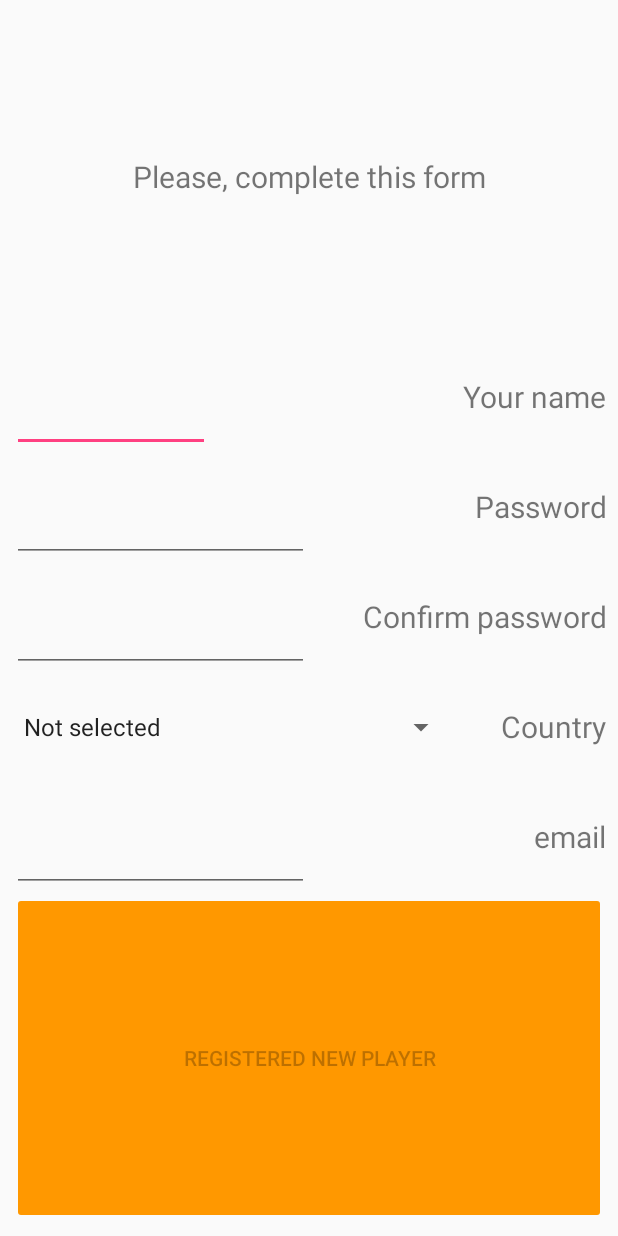
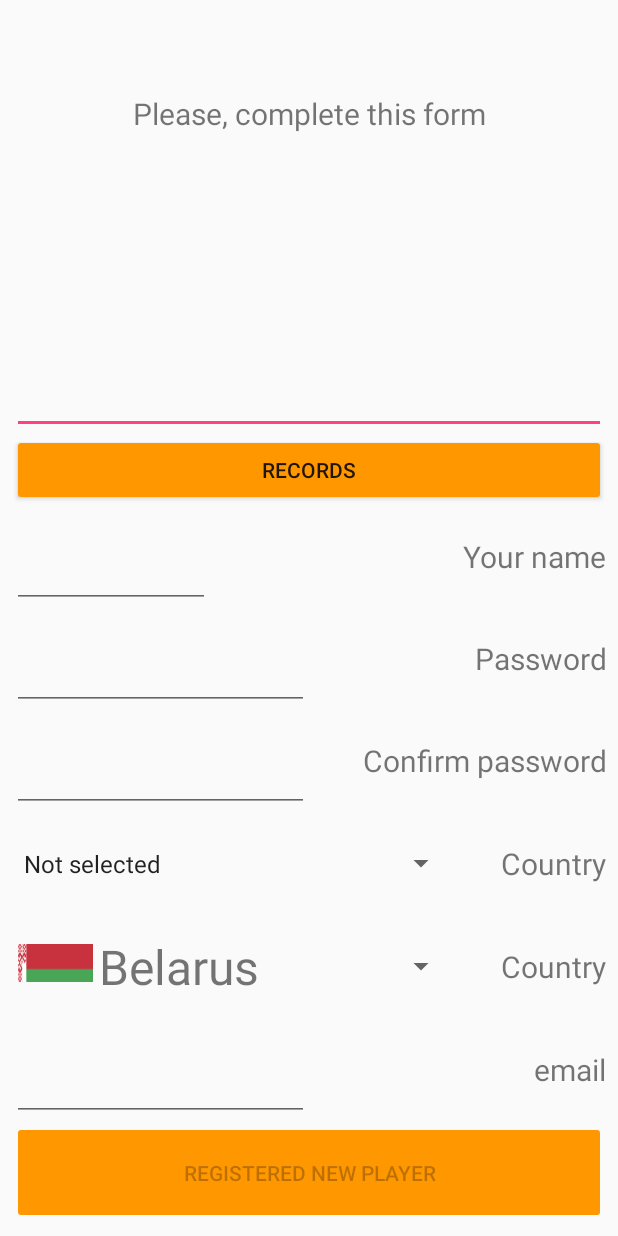
Before and after one commit to Kiolk/BullsAndCows, an Android app: the RegistrationPageActivity screen opened directly, with no data from a screen before it, on a phone screen of 412 x 824 dp. Run offline under Robolectric (Android 15) with nearby library versions, the phone set to English and light mode, and no system bars.

Commit message:
Implement custom country spinner

```diff
--- a/app/src/main/java/com/example/notepad/bullsandcows/data/managers/UserBaseManager.java
+++ b/app/src/main/java/com/example/notepad/bullsandcows/data/managers/UserBaseManager.java
@@ -22,10 +22,12 @@ public class UserBaseManager implements UserInfoCallback {
 
     private static final String FREE_USER_NAME_ON_BACKEND = "Free user name";
     private static final String USER_BACKEND_URL = "https://myjson-182914.appspot.com/_ah/api/";
-    public static final String SPLITTER_FOR_TIMER = ":";
-    public static final int MINUTE_TIME = 0;
-    public static final int SECOND_TIME = 1;
-    public static final int ADD_ONE_NEW_GAME = 1;
+    private static final String SPLITTER_FOR_TIMER = ":";
+    private static final int MINUTE_TIME = 0;
+    private static final int SECOND_TIME = 1;
+    private static final int ADD_ONE_NEW_GAME = 1;
+    private static final int MAX_USER_LAST_RECORD = 5;
+    private static final int MAX_BEST_RECORDS_NOTES = 10;
 
     private UserDataBase mUserModel;
     private UserDataBase mUserModelFromBackend;
@@ -149,9 +151,9 @@ public class UserBaseManager implements UserInfoCallback {
                     }
 
                     userInfo.setBestUserRecords(listRecords);
+                    userInfo.setLastFiveUserRecords(updateLastRecords(userInfo.getLastFiveUserRecords(), pRecord));
                     userInfo.setMNumberPlayedGames(userInfo.getMNumberPlayedGames() + ADD_ONE_NEW_GAME);
-                    userInfo = myApiService.update(userInfo.getUserName(), userInfo).execute();
-                    userInfo.clear();
+                    myApiService.update(userInfo.getUserName(), userInfo).execute();
                 } catch (IOException pE) {
                     pE.getStackTrace();
                 }
@@ -159,6 +161,32 @@ public class UserBaseManager implements UserInfoCallback {
         });
         thread.start();
     }
+
+    private List<BestUserRecords> updateLastRecords(List<BestUserRecords> lastFiveUserRecords, BestUserRecords pRecord) {
+        List<BestUserRecords> lastFive = lastFiveUserRecords;
+
+        if (lastFive == null) {
+            lastFive = new ArrayList<>();
+        } else {
+            lastFive.add(pRecord);
+        }
+
+        while (lastFive.size() > MAX_USER_LAST_RECORD) {
+            lastFive.remove(0);
+        }
+
+        Comparator<BestUserRecords> comparator = new Comparator<BestUserRecords>() {
+            @Override
+            public int compare(BestUserRecords o1, BestUserRecords o2) {
+                return o2.getDate().compareTo(o1.getDate());
+            }
+        };
+        //TODO implement revers sort
+        Collections.sort(lastFive, comparator);
+
+        return lastFive;
+    }
+
 
     private List<BestUserRecords> insertPossibleBestRecord(List<BestUserRecords> listRecords, BestUserRecords pRecord) {
         boolean isCodPresent = false;
@@ -184,11 +212,13 @@ public class UserBaseManager implements UserInfoCallback {
                     listRecords.add(pRecord);
                 }
 
+                listRecords = sortListRecords(listRecords);
                 listRecords.get(i).setMNumberGames(playedGames);
+                break;
             }
         }
 
-        if (!isCodPresent && listRecords.size() <= 10) {
+        if (!isCodPresent && listRecords.size() <= MAX_BEST_RECORDS_NOTES) {
             pRecord.setMNumberGames(ADD_ONE_NEW_GAME);
             listRecords.add(pRecord);
         }
@@ -197,18 +227,19 @@ public class UserBaseManager implements UserInfoCallback {
     }
 
     private List<BestUserRecords> sortListRecords(List<BestUserRecords> listRecords) {
+
         Comparator<BestUserRecords> listComparator = new Comparator<BestUserRecords>() {
-
             @Override
             public int compare(BestUserRecords pRecord1, BestUserRecords pRecord2) {
                 return pRecord1.getCodes().compareTo(pRecord2.getCodes());
             }
         };
         Collections.sort(listRecords, listComparator);
+
         return listRecords;
     }
 
-    private void updateLastUserVisit(){
+    private void updateLastUserVisit() {
         Thread thread = new Thread(new Runnable() {
             @Override
             public void run() {
--- /dev/null
+++ b/app/src/main/java/com/example/notepad/bullsandcows/data/models/ItemCountryData.java
@@ -0,0 +1,29 @@
+package com.example.notepad.bullsandcows.data.models;
+
+public class ItemCountryData {
+
+    private String mCountry;
+
+    private int mResource;
+
+    public ItemCountryData(String mCountry, int mResource) {
+        this.mCountry = mCountry;
+        this.mResource = mResource;
+    }
+
+    public String getCountry() {
+        return mCountry;
+    }
+
+    public void setCountry(String mCountry) {
+        this.mCountry = mCountry;
+    }
+
+    public int getResource() {
+        return mResource;
+    }
+
+    public void setResource(int mResource) {
+        this.mResource = mResource;
+    }
+}
--- a/app/src/main/java/com/example/notepad/bullsandcows/ui/activity/activiteis/RegistrationPageActivity.java
+++ b/app/src/main/java/com/example/notepad/bullsandcows/ui/activity/activiteis/RegistrationPageActivity.java
@@ -9,13 +9,19 @@ import android.widget.AdapterView;
 import android.widget.ArrayAdapter;
 import android.widget.Button;
 import android.widget.EditText;
+import android.widget.ImageView;
 import android.widget.Spinner;
 import android.widget.Toast;
 
 import com.example.notepad.bullsandcows.data.managers.UserBaseManager;
 import com.example.notepad.bullsandcows.R;
+import com.example.notepad.bullsandcows.data.models.ItemCountryData;
+import com.example.notepad.bullsandcows.ui.activity.adapters.CountrySpinnerAdapter;
 import com.example.notepad.bullsandcows.utils.Constants;
+import com.example.notepad.bullsandcows.utils.CountryUtils;
 import com.example.notepad.myapplication.backend.userDataBaseApi.model.UserDataBase;
+
+import java.util.ArrayList;
 
 public class RegistrationPageActivity extends AppCompatActivity {
 
@@ -23,9 +29,13 @@ public class RegistrationPageActivity extends AppCompatActivity {
     private EditText mPassword;
     private EditText mPassword2;
     private EditText mEmail;
+    private EditText mImageUrl;
+    private Button mSetImageButton;
+    private ImageView mUserImage;
     private Button mRegisterButton;
     private UserDataBase mUser;
     private Spinner mSpinner;
+    private Spinner mSpinnerEx;
     private boolean mNikFree;
 
     @Override
@@ -111,6 +121,11 @@ public class RegistrationPageActivity extends AppCompatActivity {
 
             }
         });
+
+        mSpinnerEx = findViewById(R.id.example_country_registration_spinner);
+        CountrySpinnerAdapter spinnerAdapter = new CountrySpinnerAdapter(RegistrationPageActivity.this,
+                R.layout.item_country_spinner_layout, 2, CountryUtils.getCountryList());
+        mSpinnerEx.setAdapter(spinnerAdapter);
     }
 
     private void initView() {
@@ -118,7 +133,10 @@ public class RegistrationPageActivity extends AppCompatActivity {
         mPassword = findViewById(R.id.password_registration_edit_text);
         mPassword2 = findViewById(R.id.password2_registration_edit_text);
         mEmail = findViewById(R.id.email_registration_edit_text);
+        mImageUrl = findViewById(R.id.image_url_edit_tet);
+        mUserImage = findViewById(R.id.user_image_registration_image_view);
         mRegisterButton = findViewById(R.id.registration_button);
+        mSetImageButton = findViewById(R.id.set_image_registration_button);
         mRegisterButton.setEnabled(false);
     }
 
@@ -135,6 +153,10 @@ public class RegistrationPageActivity extends AppCompatActivity {
         mUser.setCountry(mSpinner.getSelectedItem().toString());
         Log.d(Constants.TAG, "User country: " + mUser.getCountry());
         mUser.setEmail(mEmail.getText().toString());
+        mUser.setCountry(CountryUtils.getCountry(mSpinnerEx.getSelectedItemPosition()));
+        mUser.setMCountryFlag(CountryUtils.getCountryResources(mUser.getCountry()));
+        mUser.setMPhotoUrl(mImageUrl.getText().toString());
+        int i = 0;
     }
 
     View.OnClickListener clickBtn = new View.OnClickListener() {
@@ -155,4 +177,9 @@ public class RegistrationPageActivity extends AppCompatActivity {
             finish();
         }
     };
+
+    public void submitImage(View view){
+
+    }
+
 }
--- /dev/null
+++ b/app/src/main/java/com/example/notepad/bullsandcows/ui/activity/adapters/CountrySpinnerAdapter.java
@@ -0,0 +1,56 @@
+package com.example.notepad.bullsandcows.ui.activity.adapters;
+
+import android.annotation.SuppressLint;
+import android.content.Context;
+import android.support.annotation.NonNull;
+import android.support.annotation.Nullable;
+import android.view.LayoutInflater;
+import android.view.View;
+import android.view.ViewGroup;
+import android.widget.ArrayAdapter;
+import android.widget.ImageView;
+import android.widget.TextView;
+
+import com.example.notepad.bullsandcows.R;
+import com.example.notepad.bullsandcows.data.models.ItemCountryData;
+
+import java.util.ArrayList;
+import java.util.List;
+import java.util.zip.Inflater;
+
+public class CountrySpinnerAdapter extends ArrayAdapter<ItemCountryData> {
+
+    Context mContext;
+
+    int mGroupId;
+
+    ArrayList<ItemCountryData> mList;
+
+    LayoutInflater mInflater;
+
+    public CountrySpinnerAdapter(@NonNull Context context, int resource, int textViewResourceId, @NonNull List<ItemCountryData> objects) {
+        super(context, resource, textViewResourceId, objects);
+
+        mList = (ArrayList<ItemCountryData>) objects;
+        mGroupId = resource;
+        mInflater = (LayoutInflater) context.getSystemService(Context.LAYOUT_INFLATER_SERVICE);
+    }
+
+    @SuppressLint("NewApi")
+    @NonNull
+    @Override
+    public View getView(int position, @Nullable View convertView, @NonNull ViewGroup parent) {
+        View itemView = mInflater.inflate(mGroupId, parent, false);
+        ImageView image = itemView.findViewById(R.id.country_flag_spinner_image_view);
+        image.setImageResource(mList.get(position).getResource());
+        TextView countryText = itemView.findViewById(R.id.country_spinner_text_view);
+        countryText.setText(mList.get(position).getCountry());
+        return itemView;
+
+    }
+
+    @Override
+    public View getDropDownView(int position, @Nullable View convertView, @NonNull ViewGroup parent) {
+        return getView(position, convertView, parent);
+    }
+}
--- a/app/src/main/java/com/example/notepad/bullsandcows/ui/activity/fragments/UserInfoRecordFragment.java
+++ b/app/src/main/java/com/example/notepad/bullsandcows/ui/activity/fragments/UserInfoRecordFragment.java
@@ -32,7 +32,9 @@ public class UserInfoRecordFragment extends Fragment {
     private TextView mPlayedGames;
     private ImageView mCountryFlag;
     private UserRecordsRecyclerViewAdapter mAdapter;
+    private UserRecordsRecyclerViewAdapter mLastRecordAdapter;
     private RecyclerView mRecordRecyclerView;
+    private RecyclerView mLastRecordsRecyclerView;
 
     @Nullable
     @Override
@@ -43,12 +45,13 @@ public class UserInfoRecordFragment extends Fragment {
         mCountryFlag = view.findViewById(R.id.country_flag_fragment_image_view);
         mLastVisit = view.findViewById(R.id.last_visit_fragment_image_view);
         mPlayedGames = view.findViewById(R.id.number_played_game_fragment_text_view);
+        mLastRecordsRecyclerView = view.findViewById(R.id.last_five_user_records_recycler_view);
 
         return view;
     }
 
     @TargetApi(Build.VERSION_CODES.LOLLIPOP) //TODO may be not this method not work on early version
-    public void showInfoAboutUser(Context pContext, UserDataBase pUserInfo){
+    public void showInfoAboutUser(Context pContext, UserDataBase pUserInfo) {
         ArrayList<BestUserRecords> listRecords = (ArrayList<BestUserRecords>) pUserInfo.getBestUserRecords();
         Log.d("MyLogs", listRecords.toString());
         mUserName.setText(pUserInfo.getUserName());
@@ -56,14 +59,28 @@ public class UserInfoRecordFragment extends Fragment {
         String res = Constants.EMPTY_STRING + pUserInfo.getMNumberPlayedGames();
         mPlayedGames.setText(res);
         String country = "R.drawable." + "ic_" + "belarus";
-        int flag = R.drawable.ic_belarus;
-        mCountryFlag.setImageDrawable(getResources().getDrawable(flag,null));
-        mAdapter = new UserRecordsRecyclerViewAdapter( listRecords);
+
+        try {
+            int flag = pUserInfo.getMCountryFlag();    //R.drawable.ic_belarus;
+            mCountryFlag.setImageDrawable(getResources().getDrawable(flag, null));
+        } catch (Exception pE) {
+            pE.getStackTrace();
+        }
+
+        mAdapter = new UserRecordsRecyclerViewAdapter(listRecords);
 
         mRecordRecyclerView.setHasFixedSize(true);
         mRecordRecyclerView.setLayoutManager(new LinearLayoutManager(pContext));
         mRecordRecyclerView.setAdapter(mAdapter);
 
         mAdapter.notifyDataSetChanged();
+
+        mLastRecordAdapter = new UserRecordsRecyclerViewAdapter((ArrayList<BestUserRecords>) pUserInfo.getLastFiveUserRecords());
+
+        mLastRecordsRecyclerView.setHasFixedSize(true);
+        mLastRecordsRecyclerView.setLayoutManager(new LinearLayoutManager(pContext));
+        mLastRecordsRecyclerView.setAdapter(mLastRecordAdapter);
+
+        mLastRecordAdapter.notifyDataSetChanged();
     }
 }
--- /dev/null
+++ b/app/src/main/java/com/example/notepad/bullsandcows/utils/CountryUtils.java
@@ -0,0 +1,35 @@
+package com.example.notepad.bullsandcows.utils;
+
+import com.example.notepad.bullsandcows.R;
+import com.example.notepad.bullsandcows.data.models.ItemCountryData;
+
+import java.util.ArrayList;
+
+public class CountryUtils {
+
+    public static ArrayList<ItemCountryData> getCountryList(){
+        ArrayList<ItemCountryData> listOfCountry = new ArrayList<>();
+
+        listOfCountry.add(new ItemCountryData("Belarus", R.drawable.ic_belarus));
+        listOfCountry.add(new ItemCountryData("USA", R.drawable.ic_us));
+        listOfCountry.add(new ItemCountryData("Grate Britany", R.drawable.ic_gb_eng));
+
+        return listOfCountry;
+    }
+
+
+    public static int getCountryResources(String pCountry){
+        ArrayList<ItemCountryData> listOfCountry = getCountryList();
+        int i = 0;
+        while(!pCountry.equals(listOfCountry.get(i).getCountry())){
+            ++i;
+        }
+
+        return listOfCountry.get(i).getResource();
+    }
+
+    public static String getCountry (int pIndex){
+        ArrayList<ItemCountryData> listOfCountry = getCountryList();
+        return listOfCountry.get(pIndex).getCountry();
+    }
+}
--- /dev/null
+++ b/app/src/main/res/drawable/ic_gb_eng.xml
@@ -0,0 +1,15 @@
+<vector xmlns:android="http://schemas.android.com/apk/res/android"
+        android:width="800dp"
+        android:height="480dp"
+        android:viewportWidth="25.0"
+        android:viewportHeight="15.0">
+    <path
+        android:pathData="M0,0h25v15h-25z"
+        android:fillColor="#FFF"/>
+    <path
+        android:pathData="M11,0h3v15h-3z"
+        android:fillColor="#CE1124"/>
+    <path
+        android:pathData="M0,6h25v3h-25z"
+        android:fillColor="#CE1124"/>
+</vector>
--- /dev/null
+++ b/app/src/main/res/drawable/ic_us.xml
@@ -0,0 +1,101 @@
+<vector xmlns:android="http://schemas.android.com/apk/res/android"
+        android:width="1235dp"
+        android:height="650dp"
+        android:viewportWidth="7410.0"
+        android:viewportHeight="3900.0">
+    <path
+        android:pathData="M0,0h7410v3900h-7410z"
+        android:fillColor="#b22234"/>
+    <path
+        android:fillColor="#FF000000"
+        android:pathData="M0,450H7410m0,600H0m0,600H7410m0,600H0m0,600H7410m0,600H0"
+        android:strokeColor="#fff"
+        android:strokeWidth="300"/>
+    <path
+        android:pathData="M0,0h2964v2100h-2964z"
+        android:fillColor="#3c3b6e"/>
+    <path
+        android:pathData="M247,90 L318,307 133,173H361L176,307z"
+        android:fillColor="#fff"/>
+    <path
+        android:pathData="M247,510L318,727 133,593L361,593L176,727z"
+        android:fillColor="#fff"/>
+    <path
+        android:pathData="M247,930L318,1147 133,1013L361,1013L176,1147z"
+        android:fillColor="#fff"/>
+    <path
+        android:pathData="M247,1350L318,1567 133,1433L361,1433L176,1567z"
+        android:fillColor="#fff"/>
+    <path
+        android:pathData="M247,1770L318,1987 133,1853L361,1853L176,1987z"
+        android:fillColor="#fff"/>
+    <path
+        android:pathData="M494,300L565,517 380,383L608,383L423,517z"
+        android:fillColor="#fff"/>
+    <path
+        android:pathData="M494,720L565,937 380,803L608,803L423,937z"
+        android:fillColor="#fff"/>
+    <path
+        android:pathData="M494,1140L565,1357 380,1223L608,1223L423,1357z"
+        android:fillColor="#fff"/>
+    <path
+        android:pathData="M494,1560L565,1777 380,1643L608,1643L423,1777z"
+        android:fillColor="#fff"/>
+    <path
+        android:pathData="M741,90L812,307 627,173L855,173L670,307z"
+        android:fillColor="#fff"/>
+    <path
+        android:pathData="M741,510L812,727 627,593L855,593L670,727z"
+        android:fillColor="#fff"/>
+    <path
+        android:pathData="M1235,90L1306,307 1121,173L1349,173L1164,307z"
+        android:fillColor="#fff"/>
+    <path
+        android:pathData="M1235,510L1306,727 1121,593L1349,593L1164,727z"
+        android:fillColor="#fff"/>
+    <path
+        android:pathData="M1235,930L1306,1147 1121,1013L1349,1013L1164,1147z"
+        android:fillColor="#fff"/>
+    <path
+        android:pathData="M1235,1350L1306,1567 1121,1433L1349,1433L1164,1567z"
+        android:fillColor="#fff"/>
+    <path
+        android:pathData="M1235,1770L1306,1987 1121,1853L1349,1853L1164,1987z"
+        android:fillColor="#fff"/>
+    <path
+        android:pathData="M1482,300L1553,517 1368,383L1596,383L1411,517z"
+        android:fillColor="#fff"/>
+    <path
+        android:pathData="M1482,720L1553,937 1368,803L1596,803L1411,937z"
+        android:fillColor="#fff"/>
+    <path
+        android:pathData="M1482,1140L1553,1357 1368,1223L1596,1223L1411,1357z"
+        android:fillColor="#fff"/>
+    <path
+        android:pathData="M1482,1560L1553,1777 1368,1643L1596,1643L1411,1777z"
+        android:fillColor="#fff"/>
+    <path
+        android:pathData="M1729,90L1800,307 1615,173L1843,173L1658,307z"
+        android:fillColor="#fff"/>
+    <path
+        android:pathData="M1729,510L1800,727 1615,593L1843,593L1658,727z"
+        android:fillColor="#fff"/>
+    <path
+        android:pathData="M2223,90L2294,307 2109,173L2337,173L2152,307z"
+        android:fillColor="#fff"/>
+    <path
+        android:pathData="M2223,510L2294,727 2109,593L2337,593L2152,727z"
+        android:fillColor="#fff"/>
+    <path
+        android:pathData="M2223,1770L2294,1987 2109,1853L2337,1853L2152,1987z"
+        android:fillColor="#fff"/>
+    <path
+        android:pathData="M2717,90L2788,307 2603,173L2831,173L2646,307z"
+        android:fillColor="#fff"/>
+    <path
+        android:pathData="M2717,510L2788,727 2603,593L2831,593L2646,727z"
+        android:fillColor="#fff"/>
+    <path
+        android:pathData="M2717,1770L2788,1987 2603,1853L2831,1853L2646,1987z"
+        android:fillColor="#fff"/>
+</vector>
--- a/app/src/main/res/layout/activity_registration_age.xml
+++ b/app/src/main/res/layout/activity_registration_age.xml
@@ -12,7 +12,7 @@
     <LinearLayout
         android:layout_width="match_parent"
         android:layout_height="0dp"
-        android:layout_weight="3"
+        android:layout_weight="2"
         android:gravity="end|center_vertical"
         android:orientation="horizontal">
 
@@ -24,6 +24,29 @@
             android:text="@string/message_for_registration"
             android:textSize="20sp"/>
 
+
+    </LinearLayout>
+
+    <LinearLayout
+        android:layout_width="match_parent"
+        android:layout_height="wrap_content"
+        android:orientation="vertical">
+
+        <ImageView
+            android:id="@+id/user_image_registration_image_view"
+            android:layout_width="100dp"
+            android:layout_height="100dp"
+            android:scaleType="centerInside"/>
+        <EditText
+            android:id="@+id/image_url_edit_tet"
+            android:layout_width="match_parent"
+            android:layout_height="wrap_content" />
+        <Button
+            android:id="@+id/set_image_registration_button"
+            android:layout_width="match_parent"
+            android:layout_height="wrap_content"
+            android:text = "@string/RECORDS_MENU"
+            android:onClick="submitImage"/>
 
     </LinearLayout>
 
@@ -117,6 +140,29 @@
             android:text="@string/country"
             android:textSize="20sp"/>
     </LinearLayout>
+
+    <LinearLayout
+        android:layout_width="match_parent"
+        android:layout_height="0dp"
+        android:layout_weight="1"
+        android:gravity="center"
+        android:orientation="horizontal">
+
+        <Spinner
+            android:id="@+id/example_country_registration_spinner"
+            android:layout_width="0dp"
+            android:layout_height="match_parent"
+            android:layout_weight="6" />
+
+        <TextView
+            android:layout_width="0dp"
+            android:layout_height="match_parent"
+            android:layout_weight="2"
+            android:gravity="end|center_vertical"
+            android:text="@string/country"
+            android:textSize="20sp"/>
+    </LinearLayout>
+
     <LinearLayout
         android:layout_width="match_parent"
         android:layout_height="0dp"
@@ -141,7 +187,7 @@
     <LinearLayout
         android:layout_width="match_parent"
         android:layout_height="0dp"
-        android:layout_weight="3"
+        android:layout_weight="1"
         android:gravity="end|center_vertical"
         android:orientation="horizontal">
 <Button
--- a/app/src/main/res/layout/fragment_user_info_record.xml
+++ b/app/src/main/res/layout/fragment_user_info_record.xml
@@ -36,6 +36,13 @@
 
     </LinearLayout>
 
+    <TextView
+        android:layout_width="match_parent"
+        android:layout_height="wrap_content"
+        android:textSize="36sp"
+        android:padding="10dp"
+        android:text="@string/BEST_USER_RECORDS"/>
+
     <include layout="@layout/titles_for_records" />
 
     <android.support.v7.widget.RecyclerView
@@ -45,4 +52,20 @@
 
     </android.support.v7.widget.RecyclerView>
 
+    <TextView
+        android:layout_width="match_parent"
+        android:layout_height="wrap_content"
+        android:textSize="36sp"
+        android:padding="10dp"
+        android:text="@string/LAST_FIVE_RECORD"/>
+
+    <include layout="@layout/titles_for_records" />
+
+    <android.support.v7.widget.RecyclerView
+        android:id="@+id/last_five_user_records_recycler_view"
+        android:layout_width="match_parent"
+        android:layout_height="wrap_content">
+
+    </android.support.v7.widget.RecyclerView>
+
 </LinearLayout>
--- /dev/null
+++ b/app/src/main/res/layout/item_country_spinner_layout.xml
@@ -0,0 +1,24 @@
+<?xml version="1.0" encoding="utf-8"?>
+<LinearLayout xmlns:android="http://schemas.android.com/apk/res/android"
+    android:layout_width="match_parent"
+    android:layout_height="wrap_content"
+    xmlns:tool="http://schemas.android.com/tools"
+    android:orientation="horizontal">
+
+    <ImageView
+        android:id="@+id/country_flag_spinner_image_view"
+        android:layout_width="50dp"
+        android:layout_height="30dp"
+        android:layout_margin="4dp"
+        android:scaleType="centerInside"
+        tool:background="@drawable/ic_belarus"/>
+
+    <TextView
+        android:id="@+id/country_spinner_text_view"
+        android:layout_width="wrap_content"
+        android:layout_height="wrap_content"
+        android:layout_gravity="center_vertical"
+        android:textSize="32sp"
+        tool:text="Belarus"/>
+
+</LinearLayout>
--- a/app/src/main/res/values/strings.xml
+++ b/app/src/main/res/values/strings.xml
@@ -76,7 +76,8 @@
     <string name="RECORDS_MENU">Records</string>
     <string name="USER_NOT_EXIST">Information not exist </string>
     <string name="COUNTRY_FLAG">Country flag</string>
-
+    <string name="LAST_FIVE_RECORD">Last five records</string>
+    <string name="BEST_USER_RECORDS">Best user records</string>
 
     <string-array name="countries_array">
         <item>Not selected</item>
```
